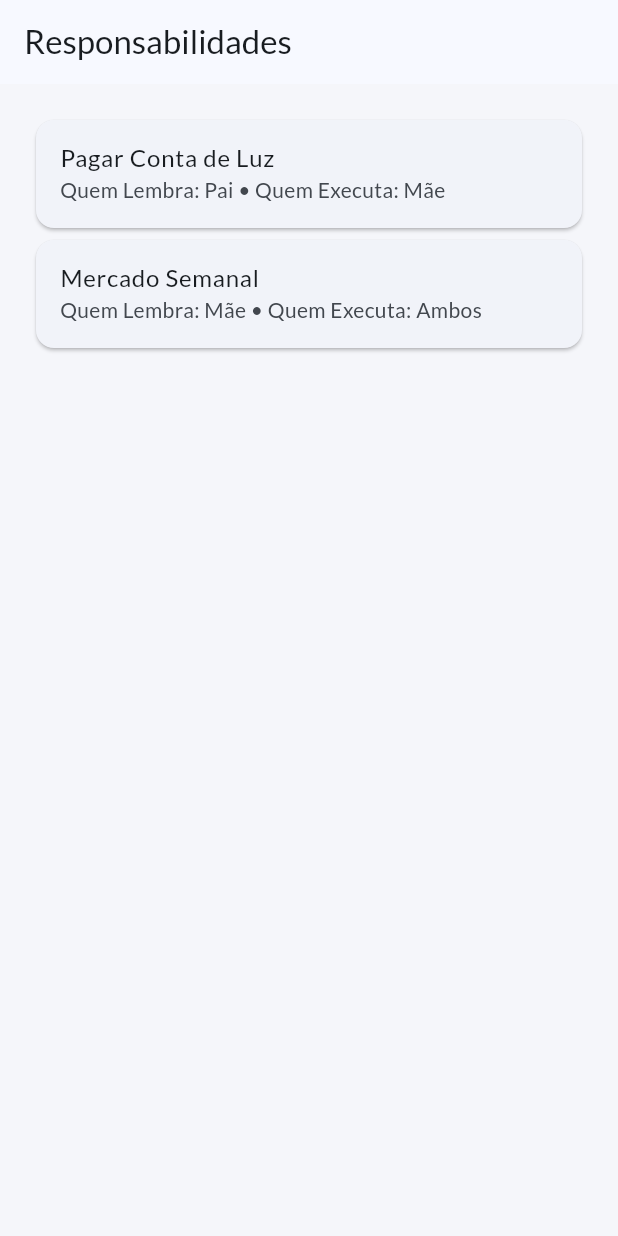
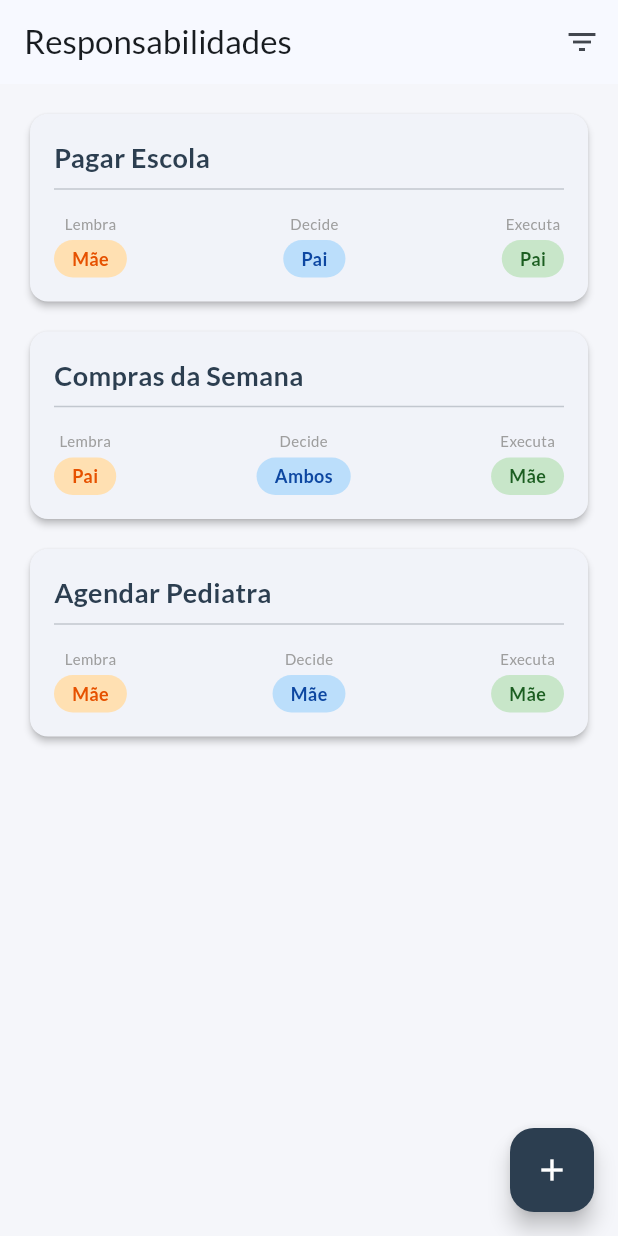
Before and after one commit to Philipe91/nexo-app, a Flutter app: the ResponsibilitiesScreen screen opened by its route, on a phone screen of 412 x 824 dp. Run offline on Flutter 3.47's test engine with Material 3 defaults, Android fonts, the phone set to English and light mode, and no system bars; our stand-ins replace go_router, google_fonts.

Commit message:
Layout Responsabilidades Final

```diff
--- a/lib/screens/responsibilities/responsibilities_screen.dart
+++ b/lib/screens/responsibilities/responsibilities_screen.dart
@@ -6,14 +6,85 @@ class ResponsibilitiesScreen extends StatelessWidget {
   @override
   Widget build(BuildContext context) {
     return Scaffold(
-      appBar: AppBar(title: const Text("Responsabilidades")),
+      appBar: AppBar(
+        title: const Text("Responsabilidades"),
+        actions: [IconButton(onPressed: () {}, icon: const Icon(Icons.filter_list))],
+      ),
+      floatingActionButton: FloatingActionButton(
+        onPressed: () {},
+        backgroundColor: const Color(0xFF2C3E50),
+        child: const Icon(Icons.add, color: Colors.white),
+      ),
       body: ListView(
-        padding: const EdgeInsets.all(20),
+        padding: const EdgeInsets.all(16),
         children: const [
-          Card(child: ListTile(title: Text("Pagar Conta de Luz"), subtitle: Text("Quem Lembra: Pai • Quem Executa: Mãe"))),
-          Card(child: ListTile(title: Text("Mercado Semanal"), subtitle: Text("Quem Lembra: Mãe • Quem Executa: Ambos"))),
+          ResponsibilityCard(title: "Pagar Escola", lembra: "Mãe", decide: "Pai", executa: "Pai"),
+          SizedBox(height: 12),
+          ResponsibilityCard(title: "Compras da Semana", lembra: "Pai", decide: "Ambos", executa: "Mãe"),
+          SizedBox(height: 12),
+          ResponsibilityCard(title: "Agendar Pediatra", lembra: "Mãe", decide: "Mãe", executa: "Mãe"),
         ],
       ),
     );
   }
 }
+
+class ResponsibilityCard extends StatelessWidget {
+  final String title;
+  final String lembra;
+  final String decide;
+  final String executa;
+
+  const ResponsibilityCard({super.key, required this.title, required this.lembra, required this.decide, required this.executa});
+
+  @override
+  Widget build(BuildContext context) {
+    return Card(
+      elevation: 2,
+      shape: RoundedRectangleBorder(borderRadius: BorderRadius.circular(12)),
+      child: Padding(
+        padding: const EdgeInsets.all(16.0),
+        child: Column(
+          crossAxisAlignment: CrossAxisAlignment.start,
+          children: [
+            Text(title, style: const TextStyle(fontSize: 18, fontWeight: FontWeight.bold, color: Color(0xFF2C3E50))),
+            const Divider(),
+            const SizedBox(height: 8),
+            Row(
+              mainAxisAlignment: MainAxisAlignment.spaceBetween,
+              children: [
+                _RoleBadge(label: "Lembra", value: lembra, color: Colors.orange.shade100, textColor: Colors.orange.shade900),
+                _RoleBadge(label: "Decide", value: decide, color: Colors.blue.shade100, textColor: Colors.blue.shade900),
+                _RoleBadge(label: "Executa", value: executa, color: Colors.green.shade100, textColor: Colors.green.shade900),
+              ],
+            ),
+          ],
+        ),
+      ),
+    );
+  }
+}
+
+class _RoleBadge extends StatelessWidget {
+  final String label;
+  final String value;
+  final Color color;
+  final Color textColor;
+
+  const _RoleBadge({required this.label, required this.value, required this.color, required this.textColor});
+
+  @override
+  Widget build(BuildContext context) {
+    return Column(
+      children: [
+        Text(label, style: const TextStyle(fontSize: 10, color: Colors.grey)),
+        const SizedBox(height: 4),
+        Container(
+          padding: const EdgeInsets.symmetric(horizontal: 12, vertical: 4),
+          decoration: BoxDecoration(color: color, borderRadius: BorderRadius.circular(20)),
+          child: Text(value, style: TextStyle(fontWeight: FontWeight.bold, fontSize: 12, color: textColor)),
+        ),
+      ],
+    );
+  }
+}
```
